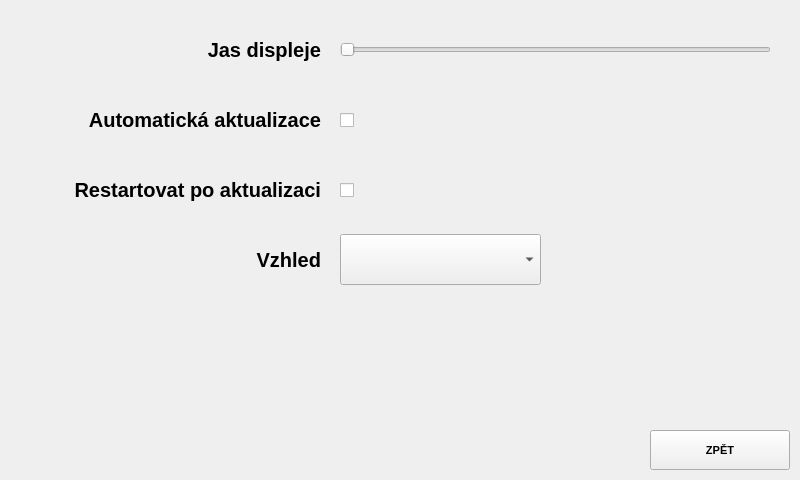
Qt form src/config.ui (osemmler/phoenix) before a commit.
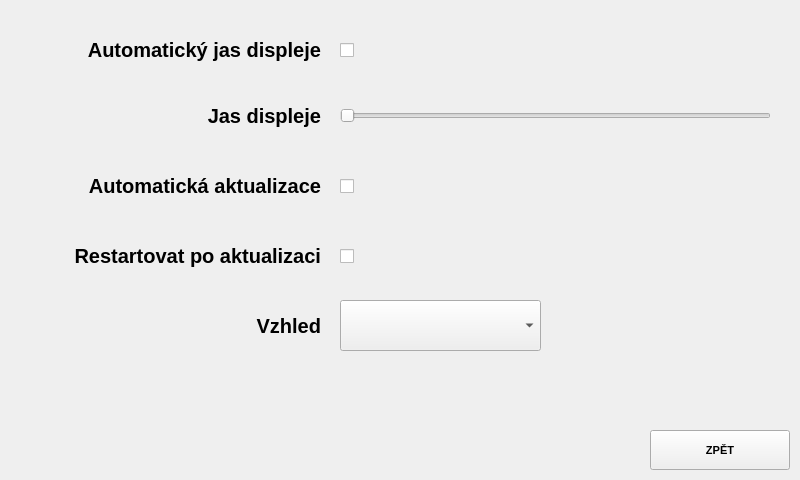
The same form after that commit.

Commit message: Automaticke nastaveni podsviceni displeje podle casu.

Diff of the .ui file:
```diff
--- a/src/config.ui
+++ b/src/config.ui
@@ -37,7 +37,7 @@
    <property name="geometry">
     <rect>
      <x>340</x>
-     <y>20</y>
+     <y>86</y>
      <width>431</width>
      <height>60</height>
     </rect>
@@ -56,7 +56,7 @@
    <property name="geometry">
     <rect>
      <x>180</x>
-     <y>20</y>
+     <y>86</y>
      <width>141</width>
      <height>60</height>
     </rect>
@@ -79,7 +79,7 @@
    <property name="geometry">
     <rect>
      <x>10</x>
-     <y>90</y>
+     <y>156</y>
      <width>311</width>
      <height>60</height>
     </rect>
@@ -102,7 +102,7 @@
    <property name="geometry">
     <rect>
      <x>340</x>
-     <y>80</y>
+     <y>146</y>
      <width>82</width>
      <height>81</height>
     </rect>
@@ -115,7 +115,7 @@
    <property name="geometry">
     <rect>
      <x>10</x>
-     <y>160</y>
+     <y>226</y>
      <width>311</width>
      <height>60</height>
     </rect>
@@ -138,7 +138,7 @@
    <property name="geometry">
     <rect>
      <x>340</x>
-     <y>150</y>
+     <y>216</y>
      <width>82</width>
      <height>81</height>
     </rect>
@@ -151,7 +151,7 @@
    <property name="geometry">
     <rect>
      <x>10</x>
-     <y>230</y>
+     <y>296</y>
      <width>311</width>
      <height>60</height>
     </rect>
@@ -174,7 +174,7 @@
    <property name="geometry">
     <rect>
      <x>340</x>
-     <y>234</y>
+     <y>300</y>
      <width>201</width>
      <height>51</height>
     </rect>
@@ -187,6 +187,42 @@
     </font>
    </property>
   </widget>
+  <widget class="QLabel" name="label_5">
+   <property name="geometry">
+    <rect>
+     <x>10</x>
+     <y>20</y>
+     <width>311</width>
+     <height>60</height>
+    </rect>
+   </property>
+   <property name="font">
+    <font>
+     <pointsize>15</pointsize>
+     <weight>75</weight>
+     <bold>true</bold>
+    </font>
+   </property>
+   <property name="text">
+    <string>Automatický jas displeje</string>
+   </property>
+   <property name="alignment">
+    <set>Qt::AlignRight|Qt::AlignTrailing|Qt::AlignVCenter</set>
+   </property>
+  </widget>
+  <widget class="QCheckBox" name="checkBoxAutoBright">
+   <property name="geometry">
+    <rect>
+     <x>340</x>
+     <y>10</y>
+     <width>82</width>
+     <height>81</height>
+    </rect>
+   </property>
+   <property name="text">
+    <string/>
+   </property>
+  </widget>
  </widget>
  <resources/>
  <connections/>
```
The commit also changes 4 other files.
